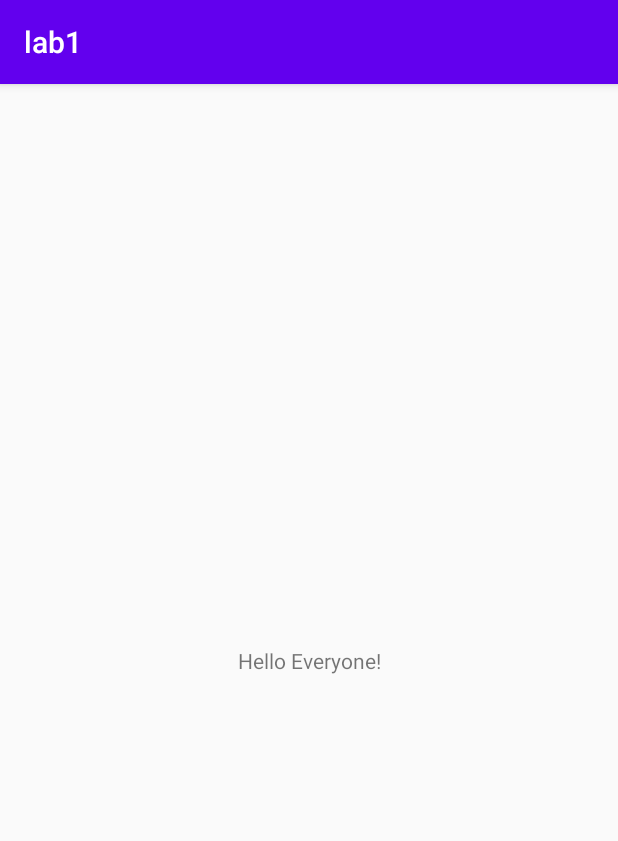
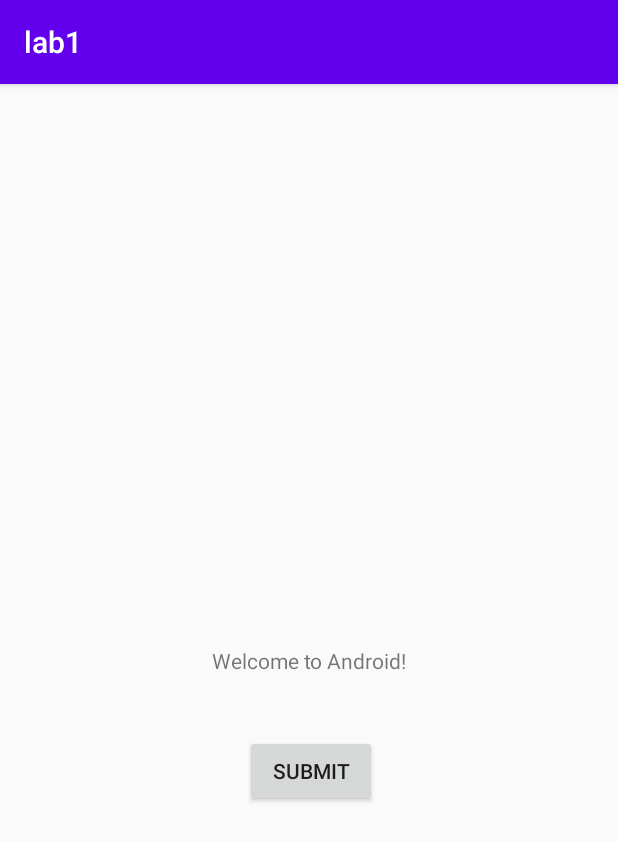
Before and after one commit to CS407-Fall-2021/lab1-YukeWu, an Android app: the screen it shows after launch (LabActivity), on a phone screen of 412 x 824 dp. Shown: the top 841 px of the screen. Run offline under Robolectric (Android 15) with nearby library versions, the phone set to English and light mode, and no system bars.

Commit message:
Commit my completed Lab 1

```diff
--- a/app/src/main/res/layout/activity_main.xml
+++ b/app/src/main/res/layout/activity_main.xml
@@ -7,12 +7,24 @@
     tools:context=".LabActivity">
 
     <TextView
+        android:id="@+id/textView"
         android:layout_width="wrap_content"
         android:layout_height="wrap_content"
-        android:text="Hello Everyone!"
+        android:text="@string/screen_message"
         app:layout_constraintBottom_toBottomOf="parent"
         app:layout_constraintLeft_toLeftOf="parent"
         app:layout_constraintRight_toRightOf="parent"
         app:layout_constraintTop_toTopOf="parent" />
 
+    <Button
+        android:id="@+id/button"
+        android:layout_width="wrap_content"
+        android:layout_height="wrap_content"
+        android:layout_marginTop="40dp"
+        android:layout_marginEnd="20dp"
+        android:layout_marginRight="20dp"
+        android:text="@string/button_name"
+        app:layout_constraintEnd_toEndOf="@+id/textView"
+        app:layout_constraintTop_toBottomOf="@+id/textView" />
+
 </androidx.constraintlayout.widget.ConstraintLayout>
--- a/app/src/main/res/values/strings.xml
+++ b/app/src/main/res/values/strings.xml
@@ -1,3 +1,5 @@
 <resources>
     <string name="app_name">lab1</string>
+    <string name="screen_message">Welcome to Android!</string>
+    <string name="button_name">SUBMIT</string>
 </resources>
```
